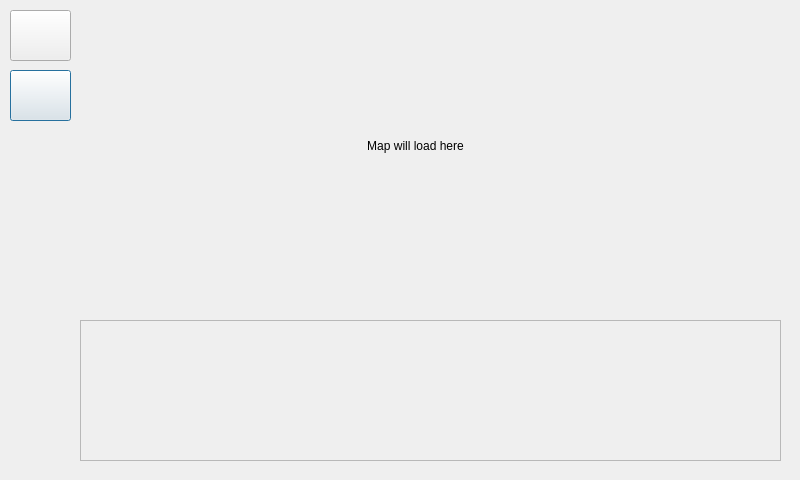
Above: UI/smrr_ui/src/ui/screen_map.ui from ENTC-FYP-19-G08/ismrr before the change. Below: the same form after it.
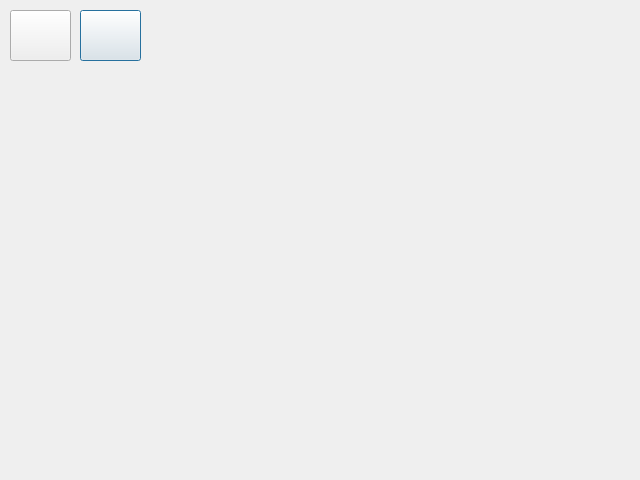
That is the form after the change. Icons and pictures are not drawn.

Commit message: load image in map

The edit to the form file:
```diff
--- a/UI/smrr_ui/src/ui/screen_map.ui
+++ b/UI/smrr_ui/src/ui/screen_map.ui
@@ -6,7 +6,7 @@
    <rect>
     <x>0</x>
     <y>0</y>
-    <width>800</width>
+    <width>640</width>
     <height>480</height>
    </rect>
   </property>
@@ -45,43 +45,20 @@
     <bool>false</bool>
    </property>
   </widget>
-  <widget class="QScrollArea" name="scrollArea">
-   <property name="geometry">
-    <rect>
-     <x>80</x>
-     <y>320</y>
-     <width>701</width>
-     <height>141</height>
-    </rect>
-   </property>
-   <property name="widgetResizable">
-    <bool>true</bool>
-   </property>
-   <widget class="QWidget" name="scrollWidget">
-    <property name="geometry">
-     <rect>
-      <x>0</x>
-      <y>0</y>
-      <width>699</width>
-      <height>139</height>
-     </rect>
-    </property>
-    <layout class="QVBoxLayout" name="scrollLayout">
-     <property name="spacing">
-      <number>10</number>
-     </property>
-    </layout>
-   </widget>
-  </widget>
   <widget class="QLabel" name="label">
    <property name="geometry">
     <rect>
-     <x>220</x>
+     <x>160</x>
      <y>20</y>
-     <width>411</width>
+     <width>461</width>
      <height>31</height>
     </rect>
    </property>
+   <property name="font">
+    <font>
+     <pointsize>20</pointsize>
+    </font>
+   </property>
    <property name="text">
     <string/>
    </property>
@@ -92,8 +69,8 @@
   <widget class="QPushButton" name="btnHome">
    <property name="geometry">
     <rect>
-     <x>10</x>
-     <y>70</y>
+     <x>80</x>
+     <y>10</y>
      <width>61</width>
      <height>51</height>
     </rect>
@@ -121,14 +98,14 @@
   <widget class="QLabel" name="label_2">
    <property name="geometry">
     <rect>
-     <x>210</x>
-     <y>130</y>
-     <width>411</width>
-     <height>31</height>
+     <x>10</x>
+     <y>80</y>
+     <width>621</width>
+     <height>381</height>
     </rect>
    </property>
    <property name="text">
-    <string>Map will load here</string>
+    <string/>
    </property>
    <property name="alignment">
     <set>Qt::AlignCenter</set>
```
Left out of the diff: 8 changed lines with no effect on the pictures. The commit also changes 1 other file.
